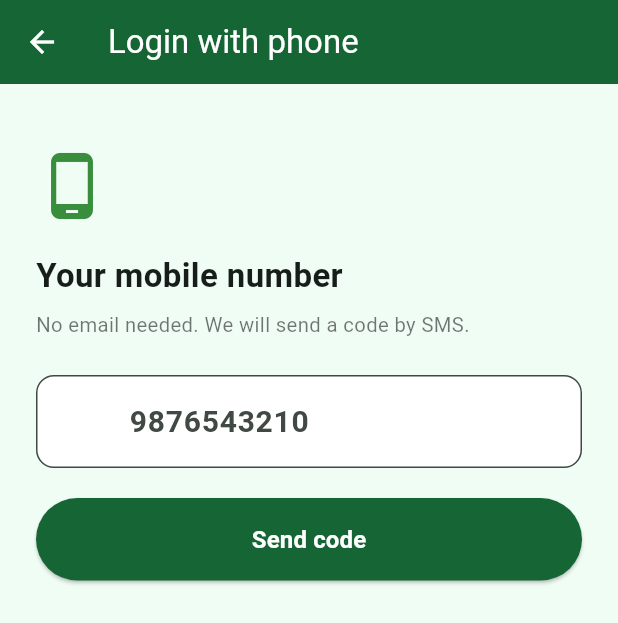
After one commit to Tejas-Coder-07/CropGuardian, a Flutter app: the screen it shows after launch, after a tap on "Login with phone number", on a phone screen of 412 x 824 dp. The commit adds this screen. Shown: the top 623 px of the screen. Run offline on Flutter 3.47's test engine with Material 3 defaults, Android fonts, the phone set to English and light mode, and no system bars; our stand-ins replace animated_text_kit, cloud_firestore, firebase_auth, firebase_core, firebase_messaging, flutter_dotenv and 12 more; missing offline and left inert: cloudinary_public, flutter_inappwebview, tflite_flutter, translator; accounts and stored records are empty.

Commit message:
Add phone number login with OTP for farmers without email

```diff
--- a/lib/Authentication/login_screen.dart
+++ b/lib/Authentication/login_screen.dart
@@ -1,5 +1,6 @@
 import 'package:crop_guardian/responsive_page.dart';
 import 'package:crop_guardian/core/errors/friendly_error.dart';
+import 'package:crop_guardian/Authentication/phone_login_screen.dart';
 import 'package:firebase_auth/firebase_auth.dart';
 import 'package:flutter/material.dart';
 import 'package:fluttertoast/fluttertoast.dart' show Fluttertoast, Toast, ToastGravity;
@@ -151,6 +152,25 @@ class _LoginScreenState extends State<LoginScreen> {
                     const SizedBox(height: 25),
 
                     // Signup Redirect Card
+                    const SizedBox(height: 16),
+                    SizedBox(
+                      width: double.infinity,
+                      child: OutlinedButton.icon(
+                        onPressed: () => Navigator.push(
+                          context,
+                          MaterialPageRoute(
+                              builder: (_) => const PhoneLoginScreen()),
+                        ),
+                        icon: const Icon(Icons.phone_android, size: 18),
+                        label: const Text('Login with phone number'),
+                        style: OutlinedButton.styleFrom(
+                          foregroundColor: Colors.white,
+                          side: const BorderSide(color: Colors.white70),
+                          padding: const EdgeInsets.symmetric(vertical: 14),
+                        ),
+                      ),
+                    ),
+                    const SizedBox(height: 8),
                     GestureDetector(
                       onTap: () {
                         Navigator.push(context, MaterialPageRoute(builder: (context) => const SignupScreen()));
--- /dev/null
+++ b/lib/Authentication/phone_login_screen.dart
@@ -0,0 +1,191 @@
+// Crop Guardian - phone login
+// Author: Tejas S <tejus.sgowda07@gmail.com>
+// Team Maverick - Cambridge Institute of Engineering
+
+import 'package:flutter/material.dart';
+import 'package:get/get.dart';
+import '../core/auth/phone_auth_service.dart';
+import '../core/errors/friendly_error.dart';
+import '../Screens/dashboard/dashboard_screen.dart';
+
+class PhoneLoginScreen extends StatefulWidget {
+  const PhoneLoginScreen({super.key});
+
+  @override
+  State<PhoneLoginScreen> createState() => _PhoneLoginScreenState();
+}
+
+class _PhoneLoginScreenState extends State<PhoneLoginScreen> {
+  final _phone = TextEditingController();
+  final _code = TextEditingController();
+
+  bool _codeSent = false;
+  bool _busy = false;
+  String _error = '';
+
+  @override
+  void dispose() {
+    _phone.dispose();
+    _code.dispose();
+    super.dispose();
+  }
+
+  Future<void> _sendCode() async {
+    final input = _phone.text.trim();
+    if (!PhoneAuthService.instance.isValid(input)) {
+      setState(() => _error = 'Enter a valid 10 digit mobile number.');
+      return;
+    }
+
+    setState(() { _busy = true; _error = ''; });
+
+    await PhoneAuthService.instance.sendCode(
+      phoneNumber: input,
+      onCodeSent: () {
+        if (!mounted) return;
+        setState(() { _busy = false; _codeSent = true; });
+      },
+      onAutoVerified: (_) {
+        if (!mounted) return;
+        Get.offAll(() => const DashboardScreen());
+      },
+      onError: (e) {
+        if (!mounted) return;
+        setState(() { _busy = false; _error = FriendlyError.from(e); });
+      },
+    );
+  }
+
+  Future<void> _verify() async {
+    if (_code.text.trim().length < 6) {
+      setState(() => _error = 'Enter the six digit code from the SMS.');
+      return;
+    }
+
+    setState(() { _busy = true; _error = ''; });
+
+    final err = await PhoneAuthService.instance
+        .verifyCode(_code.text, _phone.text.trim());
+
+    if (!mounted) return;
+    if (err == null) {
+      Get.offAll(() => const DashboardScreen());
+    } else {
+      setState(() { _busy = false; _error = FriendlyError.from(err); });
+    }
+  }
+
+  @override
+  Widget build(BuildContext context) {
+    return Scaffold(
+      backgroundColor: const Color(0xFFF0FDF4),
+      appBar: AppBar(
+        backgroundColor: const Color(0xFF166534),
+        foregroundColor: Colors.white,
+        title: const Text('Login with phone'),
+      ),
+      body: SingleChildScrollView(
+        padding: const EdgeInsets.all(24),
+        child: Column(
+          crossAxisAlignment: CrossAxisAlignment.start,
+          children: [
+            const SizedBox(height: 20),
+            Icon(Icons.phone_android, size: 48, color: Colors.green.shade700),
+            const SizedBox(height: 20),
+            Text(
+              _codeSent ? 'Enter the code' : 'Your mobile number',
+              style: const TextStyle(fontSize: 22, fontWeight: FontWeight.bold),
+            ),
+            const SizedBox(height: 8),
+            Text(
+              _codeSent
+                  ? 'We sent a six digit code to ${_phone.text.trim()}.'
+                  : 'No email needed. We will send a code by SMS.',
+              style: const TextStyle(fontSize: 13.5, color: Colors.black54, height: 1.4),
+            ),
+            const SizedBox(height: 24),
+            if (!_codeSent)
+              TextField(
+                controller: _phone,
+                keyboardType: TextInputType.phone,
+                style: const TextStyle(fontSize: 20, fontWeight: FontWeight.w600),
+                decoration: InputDecoration(
+                  prefixText: '+91  ',
+                  hintText: '9876543210',
+                  filled: true,
+                  fillColor: Colors.white,
+                  border: OutlineInputBorder(
+                    borderRadius: BorderRadius.circular(12),
+                  ),
+                ),
+              )
+            else
+              TextField(
+                controller: _code,
+                keyboardType: TextInputType.number,
+                maxLength: 6,
+                textAlign: TextAlign.center,
+                style: const TextStyle(
+                    fontSize: 26, fontWeight: FontWeight.bold, letterSpacing: 8),
+                decoration: InputDecoration(
+                  hintText: '000000',
+                  counterText: '',
+                  filled: true,
+                  fillColor: Colors.white,
+                  border: OutlineInputBorder(
+                    borderRadius: BorderRadius.circular(12),
+                  ),
+                ),
+              ),
+            if (_error.isNotEmpty) ...[
+              const SizedBox(height: 12),
+              Container(
+                padding: const EdgeInsets.all(12),
+                decoration: BoxDecoration(
+                  color: Colors.red.shade50,
+                  borderRadius: BorderRadius.circular(10),
+                ),
+                child: Text(_error,
+                    style: TextStyle(color: Colors.red.shade800, fontSize: 13)),
+              ),
+            ],
+            const SizedBox(height: 20),
+            SizedBox(
+              width: double.infinity,
+              child: ElevatedButton(
+                onPressed: _busy ? null : (_codeSent ? _verify : _sendCode),
+                style: ElevatedButton.styleFrom(
+                  backgroundColor: const Color(0xFF166534),
+                  foregroundColor: Colors.white,
+                  padding: const EdgeInsets.symmetric(vertical: 16),
+                ),
+                child: Text(
+                  _busy
+                      ? 'Please wait...'
+                      : (_codeSent ? 'Verify and continue' : 'Send code'),
+                  style: const TextStyle(
+                      fontWeight: FontWeight.bold, fontSize: 16),
+                ),
+              ),
+            ),
+            if (_codeSent) ...[
+              const SizedBox(height: 14),
+              Center(
+                child: TextButton(
+                  onPressed: _busy
+                      ? null
+                      : () => setState(() {
+                            _codeSent = false;
+                            _code.clear();
+                            _error = '';
+                          }),
+                  child: const Text('Change number'),
+                ),
+              ),
+            ],
+          ],
+        ),
+      ),
+    );
+  }
+}
```
Also changed, not shown: lib/core/auth/phone_auth_service.dart (added, +109 -0 lines).
